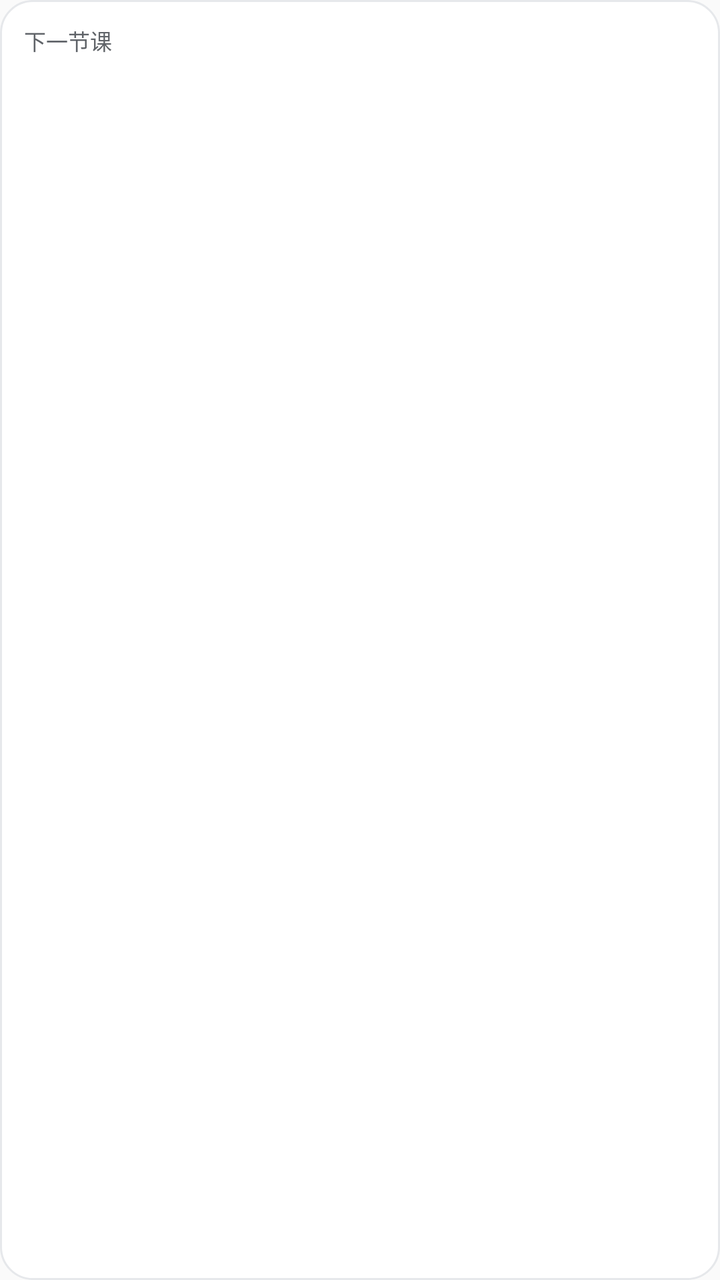
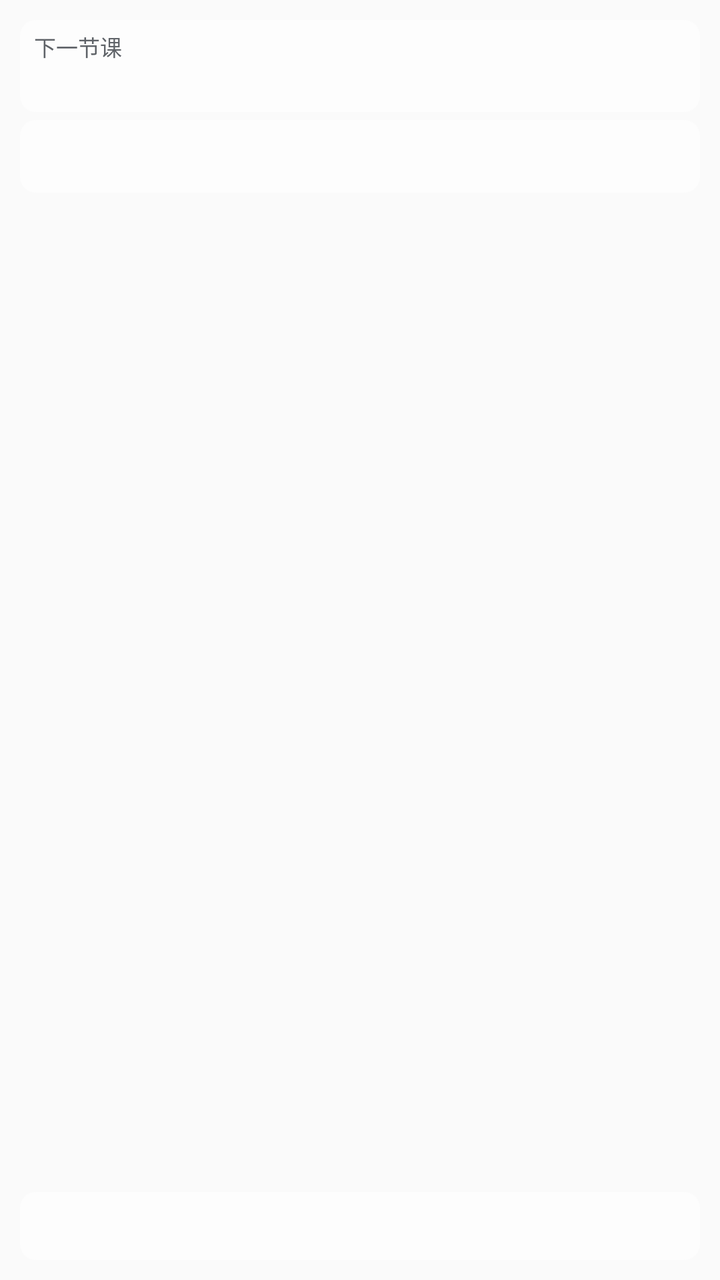

An Android layout rendered at two revisions. The XML below is the earlier revision; the diff shows what the commit changed to produce the second picture.
<!-- AndroidManifest.xml: application theme AppTheme -->
<!-- res/layout/widget_next.xml -->
<?xml version="1.0" encoding="utf-8"?>
<LinearLayout xmlns:android="http://schemas.android.com/apk/res/android"
    android:id="@+id/widget_root"
    android:layout_width="match_parent"
    android:layout_height="match_parent"
    android:background="@drawable/widget_bg_light"
    android:orientation="vertical"
    android:padding="12dp">

    <TextView
        android:id="@+id/widget_title"
        android:layout_width="match_parent"
        android:layout_height="wrap_content"
        android:ellipsize="end"
        android:maxLines="1"
        android:text="@string/widget_title_next"
        android:textColor="#5F6368"
        android:textSize="11sp" />

    <TextView
        android:id="@+id/widget_course"
        android:layout_width="match_parent"
        android:layout_height="wrap_content"
        android:layout_marginTop="4dp"
        android:ellipsize="end"
        android:maxLines="2"
        android:textColor="#1A1C1F"
        android:textSize="14sp"
        android:textStyle="bold" />

    <TextView
        android:id="@+id/widget_time"
        android:layout_width="match_parent"
        android:layout_height="wrap_content"
        android:layout_marginTop="2dp"
        android:maxLines="1"
        android:textColor="#5F6368"
        android:textSize="11sp" />

    <TextView
        android:id="@+id/widget_room"
        android:layout_width="match_parent"
        android:layout_height="wrap_content"
        android:ellipsize="end"
        android:maxLines="1"
        android:textColor="#8A8F98"
        android:textSize="10sp" />

    
    <TextView
        android:id="@+id/widget_spacer"
        android:layout_width="match_parent"
        android:layout_height="0dp"
        android:layout_weight="1" />

    <TextView
        android:id="@+id/widget_footer"
        android:layout_width="match_parent"
        android:layout_height="wrap_content"
        android:ellipsize="end"
        android:maxLines="1"
        android:textColor="#8A8F98"
        android:textSize="10sp" />

    <TextView
        android:id="@+id/widget_updated"
        android:layout_width="match_parent"
        android:layout_height="wrap_content"
        android:ellipsize="end"
        android:maxLines="1"
        android:textColor="#8A8F98"
        android:textSize="9sp" />
</LinearLayout>
<!-- resources referenced by this layout -->
<resources>
  <!-- drawable widget_bg_light (drawable) -->
  <?xml version="1.0" encoding="utf-8"?>
  <shape xmlns:android="http://schemas.android.com/apk/res/android"
      android:shape="rectangle">
      <solid android:color="#FFFFFF" />
      <corners android:radius="16dp" />
      <stroke
          android:width="1dp"
          android:color="#E6E8EB" />
  </shape>
  <string name="widget_title_next">下一节课</string>
  <style name="AppTheme" parent="Theme.AppCompat.Light.DarkActionBar">
          
          <item name="colorPrimary">@color/colorPrimary</item>
          <item name="colorPrimaryDark">@color/colorPrimaryDark</item>
          <item name="colorAccent">@color/colorAccent</item>
      </style>
</resources>

<!-- the commit's change to res/layout/widget_next.xml (unified diff, before → after) -->
@@ -3,48 +3,71 @@
     android:id="@+id/widget_root"
     android:layout_width="match_parent"
     android:layout_height="match_parent"
-    android:background="@drawable/widget_bg_light"
     android:orientation="vertical"
-    android:padding="12dp">
+    android:padding="10dp">
 
-    <TextView
-        android:id="@+id/widget_title"
+    <LinearLayout
+        android:id="@+id/widget_strip_top"
         android:layout_width="match_parent"
         android:layout_height="wrap_content"
-        android:ellipsize="end"
-        android:maxLines="1"
-        android:text="@string/widget_title_next"
-        android:textColor="#5F6368"
-        android:textSize="11sp" />
+        android:background="@drawable/widget_strip_light"
+        android:orientation="vertical"
+        android:paddingStart="7dp"
+        android:paddingTop="5dp"
+        android:paddingEnd="7dp"
+        android:paddingBottom="5dp">
 
-    <TextView
-        android:id="@+id/widget_course"
+        <TextView
+            android:id="@+id/widget_title"
+            android:layout_width="match_parent"
+            android:layout_height="wrap_content"
+            android:ellipsize="end"
+            android:maxLines="1"
+            android:text="@string/widget_title_next"
+            android:textColor="#5F6368"
+            android:textSize="11sp" />
+
+        <TextView
+            android:id="@+id/widget_course"
+            android:layout_width="match_parent"
+            android:layout_height="wrap_content"
+            android:layout_marginTop="2dp"
+            android:ellipsize="end"
+            android:maxLines="2"
+            android:textColor="#1A1C1F"
+            android:textSize="13sp"
+            android:textStyle="bold" />
+    </LinearLayout>
+
+    <LinearLayout
+        android:id="@+id/widget_strip_mid"
         android:layout_width="match_parent"
         android:layout_height="wrap_content"
         android:layout_marginTop="4dp"
-        android:ellipsize="end"
-        android:maxLines="2"
-        android:textColor="#1A1C1F"
-        android:textSize="14sp"
-        android:textStyle="bold" />
+        android:background="@drawable/widget_strip_light"
+        android:orientation="vertical"
+        android:paddingStart="7dp"
+        android:paddingTop="4dp"
+        android:paddingEnd="7dp"
+        android:paddingBottom="4dp">
 
-    <TextView
-        android:id="@+id/widget_time"
-        android:layout_width="match_parent"
-        android:layout_height="wrap_content"
-        android:layout_marginTop="2dp"
-        android:maxLines="1"
-        android:textColor="#5F6368"
-        android:textSize="11sp" />
+        <TextView
+            android:id="@+id/widget_time"
+            android:layout_width="match_parent"
+            android:layout_height="wrap_content"
+            android:maxLines="1"
+            android:textColor="#5F6368"
+            android:textSize="11sp" />
 
-    <TextView
-        android:id="@+id/widget_room"
-        android:layout_width="match_parent"
-        android:layout_height="wrap_content"
-        android:ellipsize="end"
-        android:maxLines="1"
-        android:textColor="#8A8F98"
-        android:textSize="10sp" />
+        <TextView
+            android:id="@+id/widget_room"
+            android:layout_width="match_parent"
+            android:layout_height="wrap_content"
+            android:ellipsize="end"
+            android:maxLines="1"
+            android:textColor="#8A8F98"
+            android:textSize="10sp" />
+    </LinearLayout>
 
     
     <TextView
@@ -53,21 +76,33 @@
         android:layout_height="0dp"
         android:layout_weight="1" />
 
-    <TextView
-        android:id="@+id/widget_footer"
+    <LinearLayout
+        android:id="@+id/widget_strip_foot"
         android:layout_width="match_parent"
         android:layout_height="wrap_content"
-        android:ellipsize="end"
-        android:maxLines="1"
-        android:textColor="#8A8F98"
-        android:textSize="10sp" />
+        android:background="@drawable/widget_strip_light"
+        android:orientation="vertical"
+        android:paddingStart="7dp"
+        android:paddingTop="4dp"
+        android:paddingEnd="7dp"
+        android:paddingBottom="4dp">
 
-    <TextView
-        android:id="@+id/widget_updated"
-        android:layout_width="match_parent"
-        android:layout_height="wrap_content"
-        android:ellipsize="end"
-        android:maxLines="1"
-        android:textColor="#8A8F98"
-        android:textSize="9sp" />
+        <TextView
+            android:id="@+id/widget_footer"
+            android:layout_width="match_parent"
+            android:layout_height="wrap_content"
+            android:ellipsize="end"
+            android:maxLines="1"
+            android:textColor="#5F6368"
+            android:textSize="10sp" />
+
+        <TextView
+            android:id="@+id/widget_updated"
+            android:layout_width="match_parent"
+            android:layout_height="wrap_content"
+            android:ellipsize="end"
+            android:maxLines="1"
+            android:textColor="#8A8F98"
+            android:textSize="9sp" />
+    </LinearLayout>
 </LinearLayout>
<!-- resource entries referenced after the edit -->
@@ -1,14 +1,11 @@
 <!-- resources referenced by this layout -->
 <resources>
-  <!-- drawable widget_bg_light (drawable) -->
+  <!-- drawable widget_strip_light (drawable) -->
   <?xml version="1.0" encoding="utf-8"?>
   <shape xmlns:android="http://schemas.android.com/apk/res/android"
       android:shape="rectangle">
-      <solid android:color="#FFFFFF" />
-      <corners android:radius="16dp" />
-      <stroke
-          android:width="1dp"
-          android:color="#E6E8EB" />
+      <solid android:color="#99FFFFFF" />
+      <corners android:radius="8dp" />
   </shape>
   <string name="widget_title_next">下一节课</string>
   <style name="AppTheme" parent="Theme.AppCompat.Light.DarkActionBar">
